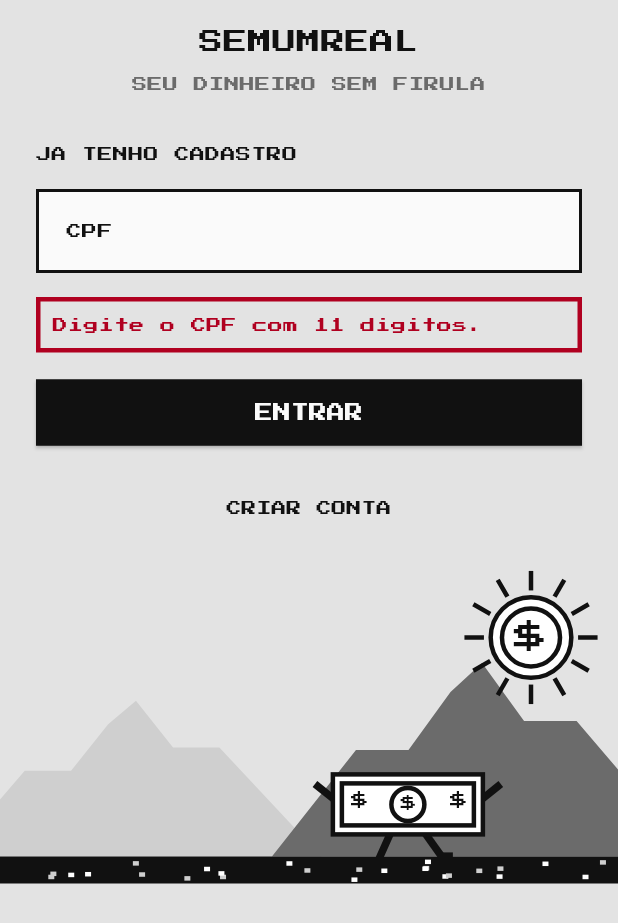
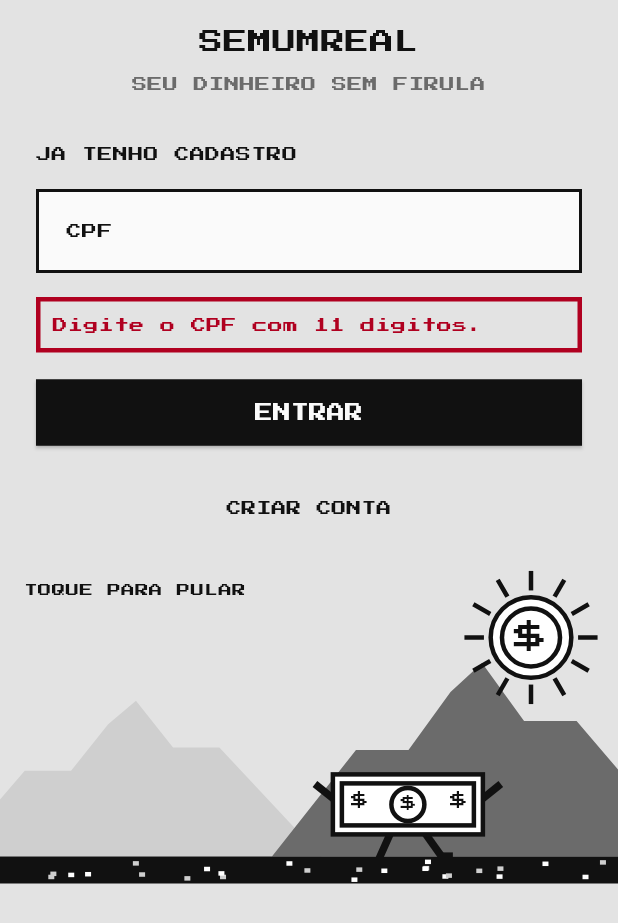
Before and after one commit to henriquecapi/capi-bank, a Flutter app: the screen it shows after launch, after a tap on "ENTRAR", on a phone screen of 412 x 824 dp. Shown: the top 923 px of the screen. Run offline on Flutter 3.47's test engine with Material 3 defaults, Android fonts, the phone set to English and light mode, and no system bars; our stand-ins replace google_fonts, shared_preferences.

Commit message:
Joguinho interativo: toque faz o dinheirinho pular

```diff
--- a/lib/widgets/coin_game.dart
+++ b/lib/widgets/coin_game.dart
@@ -219,6 +219,9 @@ class _GameScenePainter extends CustomPainter {
 
 /// Arte animada do login: sol-moeda em cima, dolarzinho correndo
 /// da esquerda para a direita sobre o chao, estilo Mario.
+/// Interativa: tocar na area do jogo faz o dinheirinho pular.
+/// Nao e video — e animacao desenhada em CustomPaint, por isso
+/// responde ao toque.
 class CoinGame extends StatefulWidget {
   final double height;
   const CoinGame({super.key, this.height = 210});
@@ -230,6 +233,12 @@ class CoinGame extends StatefulWidget {
 class _CoinGameState extends State<CoinGame>
     with SingleTickerProviderStateMixin {
   late final AnimationController _ctrl;
+  late final AnimationController _jumpCtrl;
+
+  void _jump() {
+    if (_jumpCtrl.isAnimating) return;
+    _jumpCtrl.forward(from: 0);
+  }
 
   @override
   void initState() {
@@ -238,34 +247,56 @@ class _CoinGameState extends State<CoinGame>
       vsync: this,
       duration: const Duration(seconds: 6),
     )..repeat();
+    _jumpCtrl = AnimationController(
+      vsync: this,
+      duration: const Duration(milliseconds: 650),
+    );
   }
 
   @override
   void dispose() {
     _ctrl.dispose();
+    _jumpCtrl.dispose();
     super.dispose();
   }
 
   @override
   Widget build(BuildContext context) {
-    return SizedBox(
+    return GestureDetector(
+      onTap: _jump,
+      behavior: HitTestBehavior.opaque,
+      child: SizedBox(
         height: widget.height,
         width: double.infinity,
         child: LayoutBuilder(
           builder: (context, constraints) {
             final width = constraints.maxWidth;
             return AnimatedBuilder(
-            animation: _ctrl,
+              animation: Listenable.merge([_ctrl, _jumpCtrl]),
               builder: (context, _) {
                 final t = _ctrl.value;
                 // Da esquerda (fora da tela) ate a direita (fora da tela).
                 final x = -90 + t * (width + 180);
                 final phase = ((t * 12).floor()) % 2;
                 final bob = (math.sin(t * math.pi * 12)).abs() * 0.5;
+                // Pulo do toque: sobe e desce em 650 ms, ate 80 px.
+                final jumpY = math.sin(_jumpCtrl.value * math.pi) * 80;
                 return Stack(
                   children: [
                     Positioned.fill(
                       child: CustomPaint(painter: _GameScenePainter()),
+                    ),
+                    // Dica do toque, em cima a esquerda.
+                    Positioned(
+                      left: 16,
+                      top: 8,
+                      child: Text(
+                        'TOQUE PARA PULAR',
+                        style: GoogleFonts.pressStart2p(
+                          fontSize: 9,
+                          color: AppColors.ink,
+                        ),
+                      ),
                     ),
                     // Sol-moeda no canto superior direito.
                     const Positioned(
@@ -275,7 +306,7 @@ class _CoinGameState extends State<CoinGame>
                     ),
                     Positioned(
                       left: x,
-                    bottom: 10,
+                      bottom: 10 + jumpY,
                       child: SizedBox(
                         width: 120,
                         height: 80,
@@ -289,6 +320,7 @@ class _CoinGameState extends State<CoinGame>
               },
             );
           },
+        ),
       ),
     );
   }
```
Lines whose indentation alone changed are shown as unchanged.
